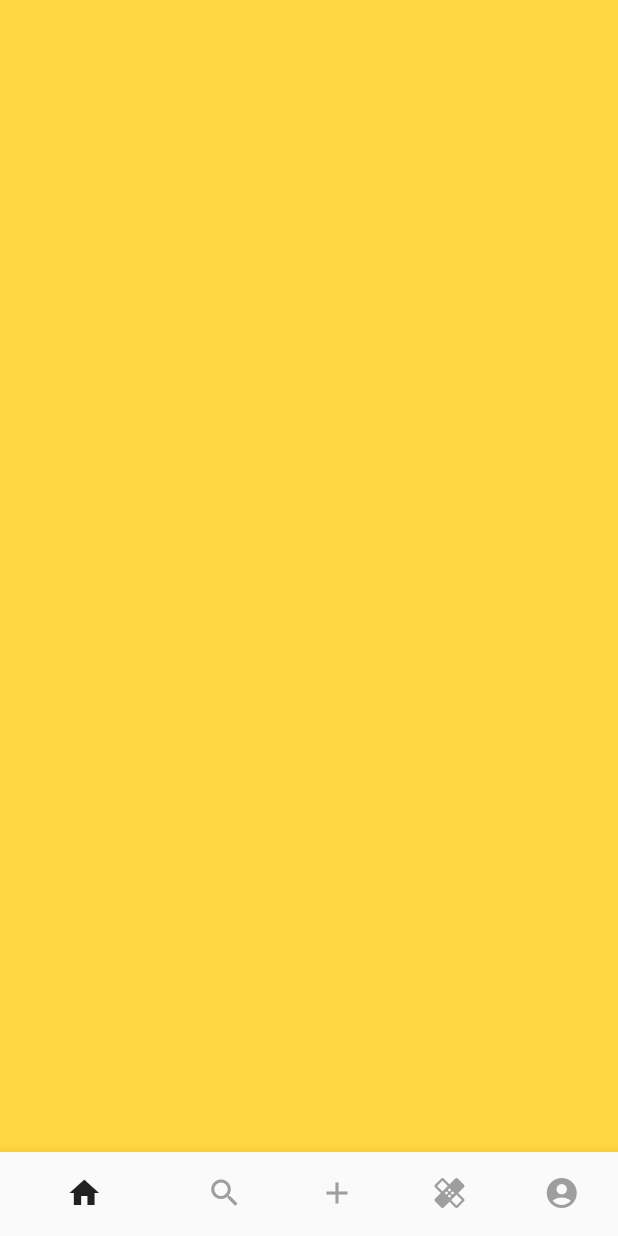
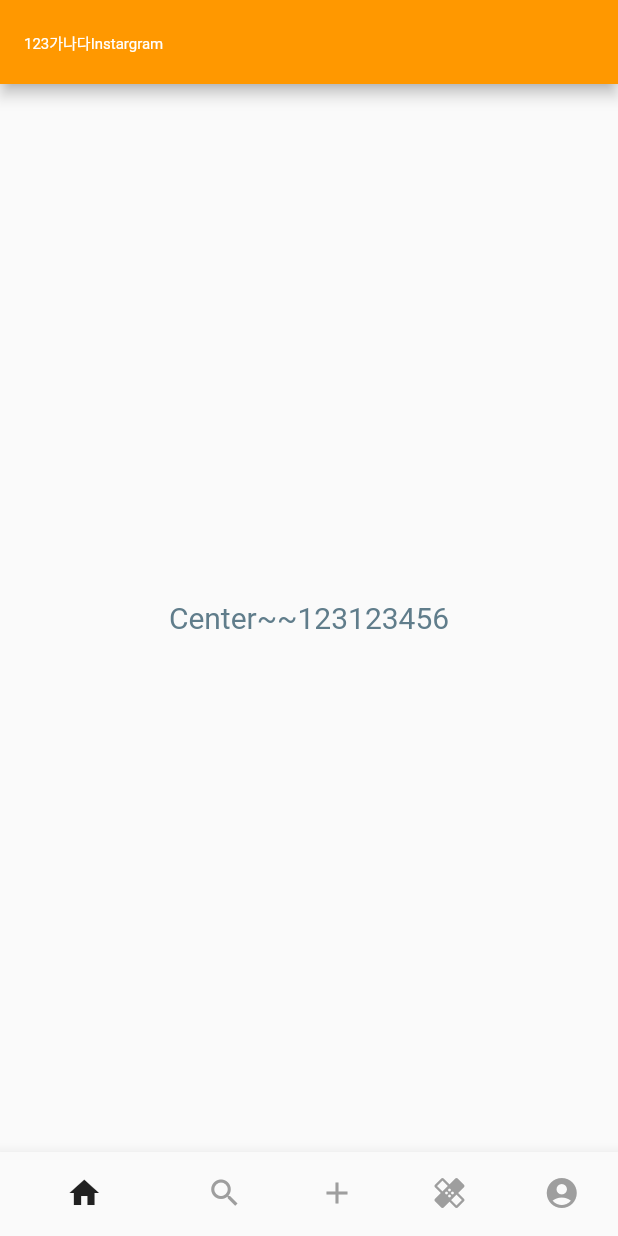
Before and after one commit to wonhopark89-dev/quickstart-flutter, a Flutter app: the screen it shows after launch, on a phone screen of 412 x 824 dp. Run offline on Flutter 3.47's test engine with Material 2 defaults, Android fonts, the phone set to English and light mode, and no system bars; Roboto replaces fonts that are missing (Cafe24Shiningstar).

Commit message:
Test custom font on appbar and body

```diff
--- /dev/null
+++ b/instagram/lib/feed_screen.dart
@@ -0,0 +1,27 @@
+import 'package:flutter/material.dart';
+
+// template: stless
+class FeedScreen extends StatelessWidget {
+  @override
+  Widget build(BuildContext context) {
+    return Scaffold(
+      appBar: AppBar(
+        backgroundColor: Colors.orange,
+        title: Text('123가나다Instargram'),
+        titleTextStyle: TextStyle(fontSize: 10),
+      ),
+      body: Center(
+        child: Text(
+          "Center~~123123456",
+          style: TextStyle(
+              fontSize: 20,
+              color: Colors.blueGrey,
+              fontFamily: "Cafe24Shiningstar"),
+        ),
+      ),
+    );
+  }
+}
+
+// Scaffold 여러 옵션들이 기본적으로 들어있는 템플릿 개념
+// Custom font 적용 시 pubspec 파일 yaml space 간격 꼭 확인 (2칸)
--- a/instagram/lib/home_page.dart
+++ b/instagram/lib/home_page.dart
@@ -1,4 +1,5 @@
 import 'package:flutter/material.dart';
+import 'package:instagram/feed_screen.dart';
 
 class HomePage extends StatefulWidget {
   HomePage({
@@ -22,9 +23,7 @@ class _HomePageState extends State<HomePage> {
 
   // 매번 생성하지 않기 위해 static 선언
   static List<Widget> _screens = <Widget>[
-    Container(
-      color: Colors.amberAccent,
-    ),
+    FeedScreen(),
     Container(
       color: Colors.blueAccent,
     ),
```
Also changed, not shown: instagram/pubspec.yaml (+7 -4 lines), instagram/assets/fonts/instafont.ttf (added), instagram/pubspec.lock, 2 other files.
